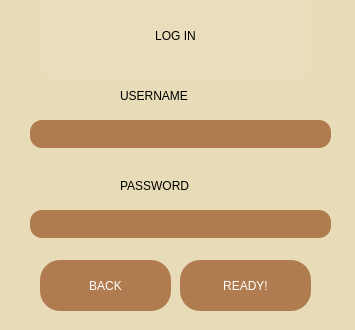
This is DIARY/login.ui in lainy07/diary-by-SD-for-SD as Qt 5 draws it before an edit. The edited form follows.
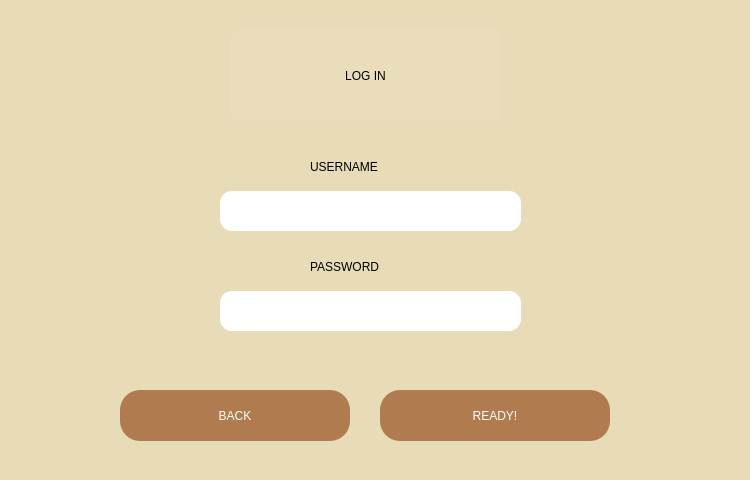
This is the edited form.

What changed in the file:
```diff
--- a/DIARY/login.ui
+++ b/DIARY/login.ui
@@ -6,8 +6,8 @@
    <rect>
     <x>0</x>
     <y>0</y>
-    <width>355</width>
-    <height>330</height>
+    <width>750</width>
+    <height>480</height>
    </rect>
   </property>
   <property name="windowTitle">
@@ -21,8 +21,8 @@
   <widget class="QLabel" name="label">
    <property name="geometry">
     <rect>
-     <x>120</x>
-     <y>80</y>
+     <x>310</x>
+     <y>151</y>
      <width>161</width>
      <height>31</height>
     </rect>
@@ -38,9 +38,9 @@
   <widget class="QPushButton" name="pushButton">
    <property name="geometry">
     <rect>
-     <x>180</x>
-     <y>260</y>
-     <width>131</width>
+     <x>380</x>
+     <y>390</y>
+     <width>230</width>
      <height>51</height>
     </rect>
    </property>
@@ -57,8 +57,8 @@
   <widget class="QLabel" name="label_2">
    <property name="geometry">
     <rect>
-     <x>120</x>
-     <y>170</y>
+     <x>310</x>
+     <y>251</y>
      <width>161</width>
      <height>31</height>
     </rect>
@@ -74,9 +74,9 @@
   <widget class="QPushButton" name="pushButton_2">
    <property name="geometry">
     <rect>
-     <x>40</x>
-     <y>260</y>
-     <width>131</width>
+     <x>120</x>
+     <y>390</y>
+     <width>230</width>
      <height>51</height>
     </rect>
    </property>
@@ -93,36 +93,38 @@
   <widget class="QLineEdit" name="username">
    <property name="geometry">
     <rect>
-     <x>30</x>
-     <y>120</y>
+     <x>220</x>
+     <y>191</y>
      <width>301</width>
-     <height>28</height>
+     <height>40</height>
     </rect>
    </property>
    <property name="styleSheet">
-    <string notr="true">background-color: #B07C4F;
+    <string notr="true">background-color: rgb(255, 255, 255);
+color: rgb(255, 255, 255);
 font: 10pt &quot;SansSerif&quot;;</string>
    </property>
   </widget>
   <widget class="QLineEdit" name="password">
    <property name="geometry">
     <rect>
-     <x>30</x>
-     <y>210</y>
+     <x>220</x>
+     <y>291</y>
      <width>301</width>
-     <height>28</height>
+     <height>40</height>
     </rect>
    </property>
    <property name="styleSheet">
-    <string notr="true">background-color: #B07C4F;
+    <string notr="true">background-color: rgb(255, 255, 255);
+color: rgb(255, 255, 255);
 font: 10pt &quot;SansSerif&quot;;</string>
    </property>
   </widget>
   <widget class="QLabel" name="label_5">
    <property name="geometry">
     <rect>
-     <x>40</x>
-     <y>-10</y>
+     <x>230</x>
+     <y>30</y>
      <width>271</width>
      <height>91</height>
     </rect>
```
